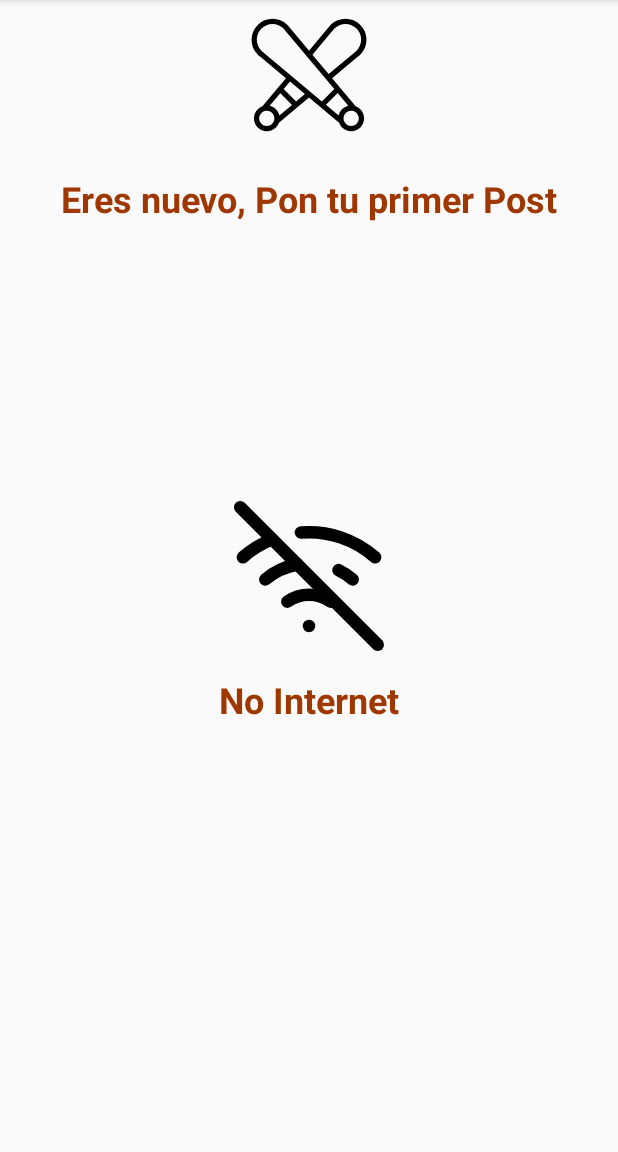
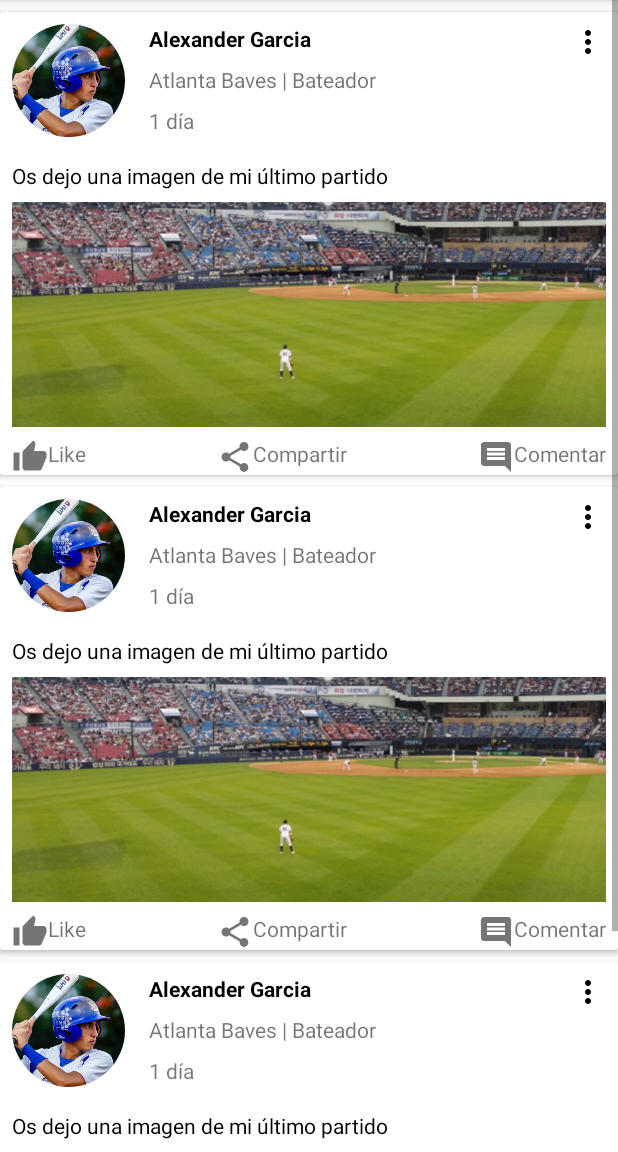
Before and after one commit to albertoandroid/BaseballUI-Curso-Udemy, an Android app: the InicioActivity screen opened directly, with no data from a screen before it, on a phone screen of 412 x 824 dp, the part 84-1236 px from its top. Run offline under Robolectric (Android 15) with nearby library versions, the phone set to English and light mode, and no system bars; our stand-ins replace CircleImageView.

Commit message:
Diseño Post

```diff
--- /dev/null
+++ b/app/src/main/res/drawable/ic_insert_comment_black_24dp.xml
@@ -0,0 +1,9 @@
+<vector xmlns:android="http://schemas.android.com/apk/res/android"
+        android:width="24dp"
+        android:height="24dp"
+        android:viewportWidth="24.0"
+        android:viewportHeight="24.0">
+    <path
+        android:fillColor="#FF000000"
+        android:pathData="M20,2L4,2c-1.1,0 -2,0.9 -2,2v12c0,1.1 0.9,2 2,2h14l4,4L22,4c0,-1.1 -0.9,-2 -2,-2zM18,14L6,14v-2h12v2zM18,11L6,11L6,9h12v2zM18,8L6,8L6,6h12v2z"/>
+</vector>
--- /dev/null
+++ b/app/src/main/res/drawable/ic_more.xml
@@ -0,0 +1,9 @@
+<vector xmlns:android="http://schemas.android.com/apk/res/android"
+        android:width="24dp"
+        android:height="24dp"
+        android:viewportWidth="24.0"
+        android:viewportHeight="24.0">
+    <path
+        android:fillColor="#FF000000"
+        android:pathData="M12,8c1.1,0 2,-0.9 2,-2s-0.9,-2 -2,-2 -2,0.9 -2,2 0.9,2 2,2zM12,10c-1.1,0 -2,0.9 -2,2s0.9,2 2,2 2,-0.9 2,-2 -0.9,-2 -2,-2zM12,16c-1.1,0 -2,0.9 -2,2s0.9,2 2,2 2,-0.9 2,-2 -0.9,-2 -2,-2z"/>
+</vector>
--- /dev/null
+++ b/app/src/main/res/drawable/ic_share_black_24dp.xml
@@ -0,0 +1,9 @@
+<vector xmlns:android="http://schemas.android.com/apk/res/android"
+        android:width="24dp"
+        android:height="24dp"
+        android:viewportWidth="24.0"
+        android:viewportHeight="24.0">
+    <path
+        android:fillColor="#FF000000"
+        android:pathData="M18,16.08c-0.76,0 -1.44,0.3 -1.96,0.77L8.91,12.7c0.05,-0.23 0.09,-0.46 0.09,-0.7s-0.04,-0.47 -0.09,-0.7l7.05,-4.11c0.54,0.5 1.25,0.81 2.04,0.81 1.66,0 3,-1.34 3,-3s-1.34,-3 -3,-3 -3,1.34 -3,3c0,0.24 0.04,0.47 0.09,0.7L8.04,9.81C7.5,9.31 6.79,9 6,9c-1.66,0 -3,1.34 -3,3s1.34,3 3,3c0.79,0 1.5,-0.31 2.04,-0.81l7.12,4.16c-0.05,0.21 -0.08,0.43 -0.08,0.65 0,1.61 1.31,2.92 2.92,2.92 1.61,0 2.92,-1.31 2.92,-2.92s-1.31,-2.92 -2.92,-2.92z"/>
+</vector>
--- /dev/null
+++ b/app/src/main/res/drawable/ic_thumb_up_black_24dp.xml
@@ -0,0 +1,9 @@
+<vector xmlns:android="http://schemas.android.com/apk/res/android"
+        android:width="24dp"
+        android:height="24dp"
+        android:viewportWidth="24.0"
+        android:viewportHeight="24.0">
+    <path
+        android:fillColor="#FF000000"
+        android:pathData="M1,21h4L5,9L1,9v12zM23,10c0,-1.1 -0.9,-2 -2,-2h-6.31l0.95,-4.57 0.03,-0.32c0,-0.41 -0.17,-0.79 -0.44,-1.06L14.17,1 7.59,7.59C7.22,7.95 7,8.45 7,9v10c0,1.1 0.9,2 2,2h9c0.83,0 1.54,-0.5 1.84,-1.22l3.02,-7.05c0.09,-0.23 0.14,-0.47 0.14,-0.73v-1.91l-0.01,-0.01L23,10z"/>
+</vector>
--- a/app/src/main/res/layout/activity_inicio.xml
+++ b/app/src/main/res/layout/activity_inicio.xml
@@ -7,8 +7,43 @@
     android:layout_height="match_parent"
     tools:context="com.androiddesdecero.baseballui.InicioActivity">
 
+    <ScrollView
+        android:layout_width="wrap_content"
+        android:layout_height="match_parent">
+        <LinearLayout
+            android:orientation="vertical"
+            android:layout_width="match_parent"
+            android:layout_height="match_parent">
+
+            <android.support.v7.widget.CardView
+                android:layout_marginTop="8dp"
+                android:layout_width="wrap_content"
+                android:layout_height="wrap_content">
+                <include layout="@layout/list_item_post"/>
+            </android.support.v7.widget.CardView>
+
+            <android.support.v7.widget.CardView
+                android:layout_marginTop="8dp"
+                android:layout_width="wrap_content"
+                android:layout_height="wrap_content">
+                <include layout="@layout/list_item_post"/>
+            </android.support.v7.widget.CardView>
+
+            <android.support.v7.widget.CardView
+                android:layout_marginTop="8dp"
+                android:layout_width="wrap_content"
+                android:layout_height="wrap_content">
+                <include layout="@layout/list_item_post"/>
+            </android.support.v7.widget.CardView>
+        </LinearLayout>
+
+
+    </ScrollView>
+
+
     <RelativeLayout
         android:layout_width="match_parent"
+        android:visibility="gone"
         android:layout_height="match_parent">
         <ImageView
             android:id="@+id/inicioActivityIvNoInternet"
--- /dev/null
+++ b/app/src/main/res/layout/list_item_post.xml
@@ -0,0 +1,122 @@
+<?xml version="1.0" encoding="utf-8"?>
+<android.support.constraint.ConstraintLayout
+    xmlns:android="http://schemas.android.com/apk/res/android"
+    xmlns:app="http://schemas.android.com/apk/res-auto"
+    xmlns:tools="http://schemas.android.com/tools"
+    android:layout_width="match_parent"
+    android:layout_height="match_parent">
+
+    <de.hdodenhof.circleimageview.CircleImageView
+        android:id="@+id/circleImageView"
+        android:layout_width="75dp"
+        android:layout_height="75dp"
+        android:src="@drawable/jugador"
+        android:layout_marginStart="8dp"
+        android:layout_marginTop="8dp"
+        app:layout_constraintStart_toStartOf="parent"
+        app:layout_constraintTop_toTopOf="parent" />
+
+    <TextView
+        android:id="@+id/textView"
+        android:textStyle="bold"
+        android:textColor="@color/textColorDark"
+        android:layout_width="wrap_content"
+        android:layout_height="wrap_content"
+        android:layout_marginStart="16dp"
+        android:layout_marginTop="8dp"
+        app:layout_constraintStart_toEndOf="@+id/circleImageView"
+        app:layout_constraintTop_toTopOf="parent"
+        android:text="Alexander Garcia" />
+
+    <TextView
+        android:id="@+id/textView2"
+        android:layout_width="wrap_content"
+        android:layout_height="wrap_content"
+        android:layout_marginStart="16dp"
+        android:layout_marginTop="8dp"
+        app:layout_constraintStart_toEndOf="@+id/circleImageView"
+        app:layout_constraintTop_toBottomOf="@+id/textView"
+        android:text="Atlanta Baves | Bateador" />
+
+    <TextView
+        android:id="@+id/textView3"
+        android:layout_width="wrap_content"
+        android:layout_height="wrap_content"
+        android:layout_marginStart="16dp"
+        android:layout_marginTop="8dp"
+        app:layout_constraintStart_toEndOf="@+id/circleImageView"
+        app:layout_constraintTop_toBottomOf="@+id/textView2"
+        android:text="1 día" />
+
+    <ImageView
+        android:id="@+id/imageView"
+        android:layout_width="wrap_content"
+        android:layout_height="wrap_content"
+        android:layout_marginEnd="8dp"
+        android:layout_marginTop="8dp"
+        app:layout_constraintEnd_toEndOf="parent"
+        app:layout_constraintTop_toTopOf="parent"
+        app:srcCompat="@drawable/ic_more" />
+
+    <TextView
+        android:id="@+id/textView4"
+        android:layout_width="wrap_content"
+        android:layout_height="wrap_content"
+        android:textColor="@color/textColorDark"
+        android:layout_marginStart="8dp"
+        android:layout_marginTop="16dp"
+        android:text="Os dejo una imagen de mi último partido"
+        app:layout_constraintStart_toStartOf="parent"
+        app:layout_constraintTop_toBottomOf="@+id/circleImageView" />
+
+    <ImageView
+        android:id="@+id/imageView2"
+        android:scaleType="centerCrop"
+        android:layout_width="match_parent"
+        android:layout_height="150dp"
+        android:layout_marginStart="8dp"
+        android:layout_marginTop="8dp"
+        android:paddingRight="8dp"
+        app:layout_constraintStart_toStartOf="parent"
+        app:layout_constraintTop_toBottomOf="@+id/textView4"
+        app:srcCompat="@drawable/campobase" />
+
+    <TextView
+        android:drawableLeft="@drawable/ic_thumb_up_black_24dp"
+        android:drawableTint="@color/textColorGray"
+        android:id="@+id/textView5"
+        android:layout_width="wrap_content"
+        android:layout_height="wrap_content"
+        android:layout_marginStart="8dp"
+        android:layout_marginTop="8dp"
+        android:text="Like"
+        app:layout_constraintStart_toStartOf="parent"
+        app:layout_constraintTop_toBottomOf="@+id/imageView2" />
+
+    <TextView
+        android:drawableLeft="@drawable/ic_share_black_24dp"
+        android:drawableTint="@color/textColorGray"
+        android:id="@+id/textView6"
+        android:layout_width="wrap_content"
+        android:layout_height="wrap_content"
+        android:layout_marginEnd="8dp"
+        android:layout_marginStart="8dp"
+        android:layout_marginTop="8dp"
+        android:text="Compartir"
+        app:layout_constraintEnd_toStartOf="@+id/textView7"
+        app:layout_constraintStart_toEndOf="@+id/textView5"
+        app:layout_constraintTop_toBottomOf="@+id/imageView2" />
+
+    <TextView
+        android:drawableLeft="@drawable/ic_insert_comment_black_24dp"
+        android:drawableTint="@color/textColorGray"
+        android:id="@+id/textView7"
+        android:layout_width="wrap_content"
+        android:layout_height="wrap_content"
+        android:layout_marginEnd="8dp"
+        android:layout_marginTop="8dp"
+        android:text="Comentar"
+        app:layout_constraintEnd_toEndOf="parent"
+        app:layout_constraintTop_toBottomOf="@+id/imageView2" />
+
+</android.support.constraint.ConstraintLayout>
```
